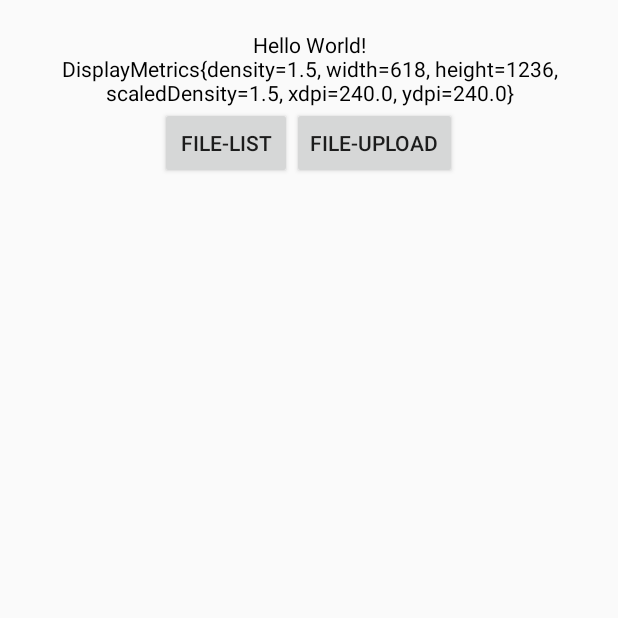
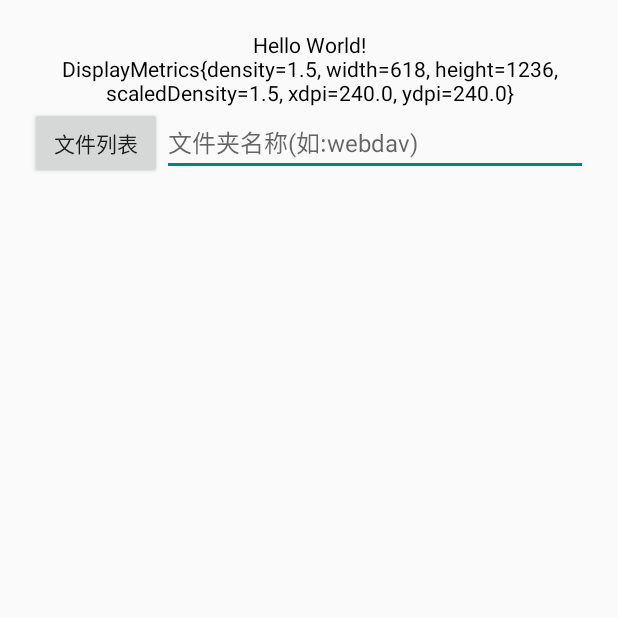
Before and after one commit to jiangfw/netdisc-android, an Android app: the screen it shows after launch (HomeActivity), on a phone screen of 412 x 824 dp, the top half of it. Run offline under Robolectric (Android 15) with nearby library versions, the phone set to English and light mode, and no system bars; libraries missing offline, so code that uses them is left out: com.alibaba.fastjson, com.gyf.immersionbar, com.hjq.permissions, com.leinardi.android, jp.wasabeef.recyclerview; 3 statements that could not run were skipped.

Commit message:
feat(app): 新增文件夹路径配置功能

```diff
--- a/app/src/main/java/com/fuwei/android/netdisc/activity/HomeActivity.kt
+++ b/app/src/main/java/com/fuwei/android/netdisc/activity/HomeActivity.kt
@@ -45,6 +45,7 @@ class HomeActivity : BaseActivity(), View.OnClickListener {
 
             HomeEnum.FILE_LIST -> {
                 data.putString("action", "file_list")
+                data.putString("data", et_file_input.text.toString())
                 transaction.replace(
                     R.id.frame_layout,
                     TestUnitFragment.newInstance(data),
--- /dev/null
+++ b/app/src/main/res/anim/fade_in_animation.xml
@@ -0,0 +1,13 @@
+<set xmlns:android="http://schemas.android.com/apk/res/android"
+    android:interpolator="@android:anim/decelerate_interpolator">
+
+    <alpha
+        android:duration="@android:integer/config_shortAnimTime"
+        android:fromAlpha="0"
+        android:toAlpha="1.0" />
+
+    <translate
+        android:duration="@android:integer/config_shortAnimTime"
+        android:fromYDelta="100%"
+        android:toYDelta="0%" />
+</set>
--- /dev/null
+++ b/app/src/main/res/anim/fade_out_animation.xml
@@ -0,0 +1,13 @@
+<set xmlns:android="http://schemas.android.com/apk/res/android">
+
+    <alpha
+        android:duration="@android:integer/config_shortAnimTime"
+        android:fromAlpha="1.0"
+        android:toAlpha="0.1" />
+
+    <translate
+        android:duration="@android:integer/config_shortAnimTime"
+        android:fromYDelta="0%"
+        android:toYDelta="100%" />
+
+</set>
--- /dev/null
+++ b/app/src/main/res/drawable/ic_create_new_folder.xml
@@ -0,0 +1,5 @@
+<vector android:height="24dp" android:tint="#FFFFFF"
+    android:viewportHeight="24.0" android:viewportWidth="24.0"
+    android:width="24dp" xmlns:android="http://schemas.android.com/apk/res/android">
+    <path android:fillColor="#FF000000" android:pathData="M20,6h-8l-2,-2L4,4c-1.11,0 -1.99,0.89 -1.99,2L2,18c0,1.11 0.89,2 2,2h16c1.11,0 2,-0.89 2,-2L22,8c0,-1.11 -0.89,-2 -2,-2zM19,14h-3v3h-2v-3h-3v-2h3L14,9h2v3h3v2z"/>
+</vector>
--- /dev/null
+++ b/app/src/main/res/drawable/ic_file_upload.xml
@@ -0,0 +1,5 @@
+<vector android:height="24dp" android:tint="#FFFFFF"
+    android:viewportHeight="24.0" android:viewportWidth="24.0"
+    android:width="24dp" xmlns:android="http://schemas.android.com/apk/res/android">
+    <path android:fillColor="#FF000000" android:pathData="M9,16h6v-6h4l-7,-7 -7,7h4zM5,18h14v2L5,20z"/>
+</vector>
--- a/app/src/main/res/layout/activity_home.xml
+++ b/app/src/main/res/layout/activity_home.xml
@@ -23,6 +23,8 @@
         android:id="@+id/ll_home_func"
         android:layout_width="match_parent"
         android:layout_height="wrap_content"
+        android:layout_marginStart="20dp"
+        android:layout_marginEnd="20dp"
         android:gravity="center"
         android:orientation="horizontal"
         app:layout_constraintTop_toBottomOf="@+id/tv_home_prompt">
@@ -31,13 +33,21 @@
             android:id="@+id/btn_func_file_list"
             android:layout_width="wrap_content"
             android:layout_height="wrap_content"
-            android:text="File-List" />
+            android:text="文件列表" />
 
         <Button
             android:id="@+id/btn_func_file_upload"
             android:layout_width="wrap_content"
             android:layout_height="wrap_content"
-            android:text="File-Upload" />
+            android:text="上传文件"
+            android:visibility="gone" />
+
+        <EditText
+            android:id="@+id/et_file_input"
+            android:layout_width="match_parent"
+            android:layout_height="wrap_content"
+            android:hint="文件夹名称(如:webdav)"
+            android:textSize="16dp" />
 
 
     </LinearLayout>
@@ -47,7 +57,6 @@
         android:id="@+id/frame_layout"
         android:layout_width="match_parent"
         android:layout_height="0dp"
-        android:layout_marginTop="20dp"
         app:layout_constraintBottom_toBottomOf="parent"
         app:layout_constraintEnd_toEndOf="parent"
         app:layout_constraintStart_toStartOf="parent"
--- /dev/null
+++ b/app/src/main/res/values/ids.xml
@@ -0,0 +1,5 @@
+<?xml version="1.0" encoding="utf-8"?>
+<resources>
+    <item name="fab_add_folder" type="id" />
+    <item name="fab_upload" type="id" />
+</resources>
--- a/app/src/main/res/values/strings.xml
+++ b/app/src/main/res/values/strings.xml
@@ -8,5 +8,12 @@
     <string name="empty_folder">The folder is empty</string>
     <string name="no_search_results">No search results</string>
 
+    <string name="fab_upload_files">Upload Files</string>
+    <string name="fab_new_folder">New Folder</string>
+
+    <string name="download">Download</string>
+    <string name="move">Move</string>
+    <string name="rename">Rename</string>
+    <string name="delete">Delete</string>
 
 </resources>
--- a/app/src/main/res/values/themes.xml
+++ b/app/src/main/res/values/themes.xml
@@ -16,8 +16,6 @@
         <item name="textColorPrimary">#212121</item>
         <item name="textColorSecondary">#757575</item>
 
-
-
         <item name="backgroundColor">#FAFAFA</item>
         <item name="cardColor">#FFFFFF</item>
         <item name="dividerColor">#BDBDBD</item>
@@ -25,5 +23,8 @@
         <item name="colorControlNormal">#757575</item>
         <item name="colorControlActivated">?attr/colorAccent</item>
         <item name="colorControlHighlight">#757575</item>
+
+        <item name="colorPrimaryLight">@color/colorPrimaryLight</item>
+
     </style>
 </resources>
--- a/libnetwork/src/main/java/com/lzy/okgo/OkGo.java
+++ b/libnetwork/src/main/java/com/lzy/okgo/OkGo.java
@@ -58,7 +58,7 @@ import okio.Buffer;
  * ================================================
  */
 public class OkGo {
-    public static final long DEFAULT_MILLISECONDS = 60000;      //默认的超时时间
+    public static final long DEFAULT_MILLISECONDS = 10000;      //默认的超时时间
     public static long REFRESH_TIME = 300;                      //回调刷新时间（单位ms）
 
     private Application context;            //全局上下文
@@ -72,7 +72,7 @@ public class OkGo {
 
     private OkGo() {
         mDelivery = new Handler(Looper.getMainLooper());
-        mRetryCount = 3;
+        mRetryCount = 0;
         mCacheTime = CacheEntity.CACHE_NEVER_EXPIRE;
         mCacheMode = CacheMode.NO_CACHE;
 
```
Also changed, not shown: app/src/main/java/com/fuwei/android/netdisc/adapter/FileExplorerRecyclerViewAdapter.java (+12 -12 lines), app/src/main/java/com/fuwei/android/netdisc/data/FileItem.java (+0 -7 lines), app/src/main/java/com/fuwei/android/netdisc/fragment/TestUnitFragment.kt (+97 -11 lines), app/src/main/java/com/fuwei/android/netdisc/viewmodel/TestUnitViewModel.kt (+13 -42 lines), app/src/main/res/drawable/ic_delete.xml (added, +9 -0 lines), app/src/main/res/drawable/ic_edit.xml (added, +9 -0 lines), app/src/main/res/drawable/ic_file_download.xml (added, +9 -0 lines), app/src/main/res/layout/bottom_bar.xml (added, +157 -0 lines), app/src/main/res/layout/fragment_file_explorer_list.xml (+19 -17 lines), app/src/main/res/values/colors.xml (+6 -1 lines).
